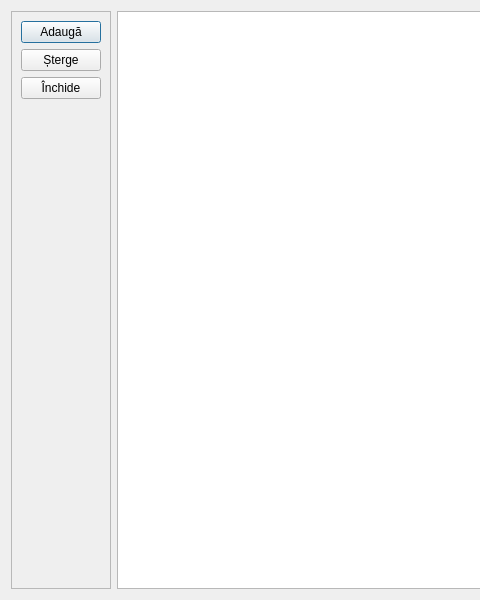
Above: catalogs/catforsqltablemodel.ui from debalex77/USG before the change; both pictures show x 0 to 480 and y 0 to 600 of the 800 by 600 pixel window. Below: the same form after it.
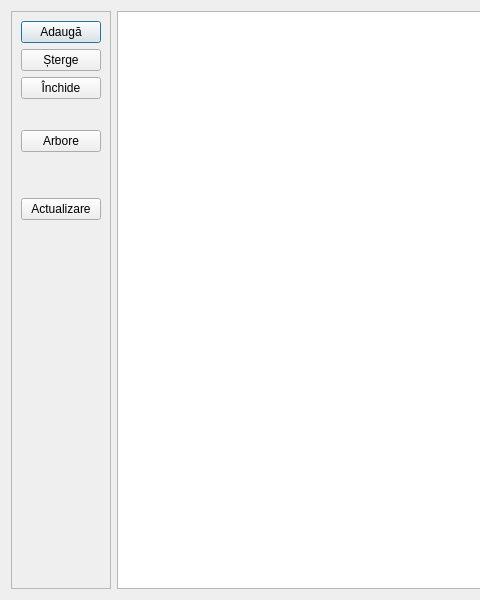
That is the form after the change. Icons and pictures are not drawn.

Patch:
```diff
--- a/catalogs/catforsqltablemodel.ui
+++ b/catalogs/catforsqltablemodel.ui
@@ -42,6 +42,64 @@
         <property name="text">
          <string>Închide</string>
         </property>
+        <property name="icon">
+         <iconset resource="../resource.qrc">
+          <normaloff>:/img/close_x32.png</normaloff>:/img/close_x32.png</iconset>
+        </property>
+       </widget>
+      </item>
+      <item>
+       <spacer name="verticalSpacer_2">
+        <property name="orientation">
+         <enum>Qt::Vertical</enum>
+        </property>
+        <property name="sizeType">
+         <enum>QSizePolicy::Preferred</enum>
+        </property>
+        <property name="sizeHint" stdset="0">
+         <size>
+          <width>20</width>
+          <height>25</height>
+         </size>
+        </property>
+       </spacer>
+      </item>
+      <item>
+       <widget class="QPushButton" name="btnGroupInvestigation">
+        <property name="text">
+         <string>Arbore</string>
+        </property>
+        <property name="icon">
+         <iconset resource="../resource.qrc">
+          <normaloff>:/img/tree_yellow.png</normaloff>:/img/tree_yellow.png</iconset>
+        </property>
+       </widget>
+      </item>
+      <item>
+       <spacer name="verticalSpacer_3">
+        <property name="orientation">
+         <enum>Qt::Vertical</enum>
+        </property>
+        <property name="sizeType">
+         <enum>QSizePolicy::Preferred</enum>
+        </property>
+        <property name="sizeHint" stdset="0">
+         <size>
+          <width>20</width>
+          <height>40</height>
+         </size>
+        </property>
+       </spacer>
+      </item>
+      <item>
+       <widget class="QPushButton" name="btnUpdate">
+        <property name="text">
+         <string>Actualizare</string>
+        </property>
+        <property name="icon">
+         <iconset resource="../resource.qrc">
+          <normaloff>:/img/update_x32.png</normaloff>:/img/update_x32.png</iconset>
+        </property>
        </widget>
       </item>
       <item>
```
Left out of the diff: 12 changed lines with no effect on the pictures.
